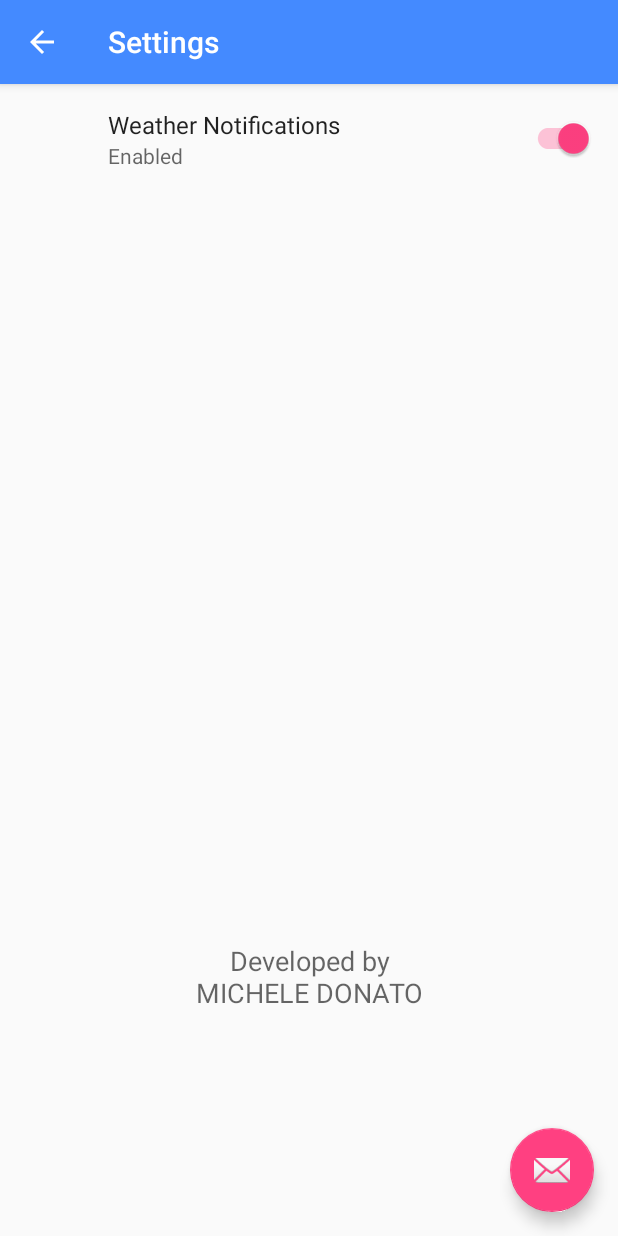
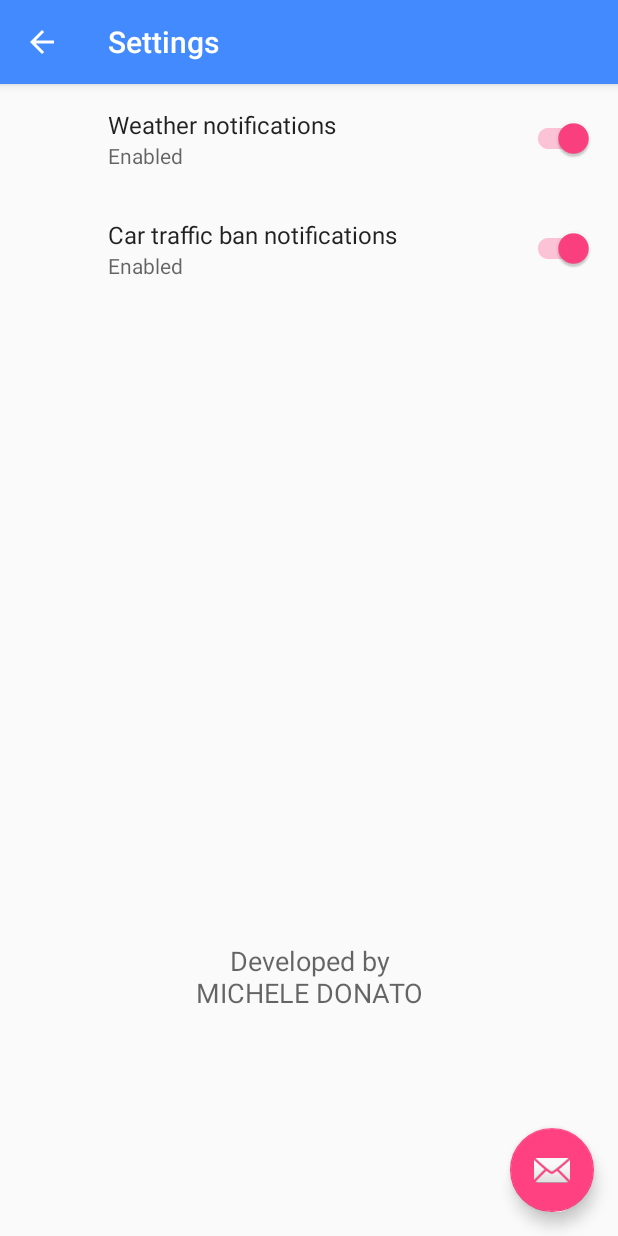
Before and after one commit to micheledonato/AirTO, an Android app: the SettingsFragment screen opened directly, with no data from a screen before it, on a phone screen of 412 x 824 dp. Run offline under Robolectric (Android 15) with nearby library versions, the phone set to English and light mode, and no system bars; our stand-ins replace androidx.preference.

Commit message:
add carban notification

```diff
--- a/app/src/main/res/values/strings.xml
+++ b/app/src/main/res/values/strings.xml
@@ -43,12 +43,15 @@
     <string name="wind">Wind</string>
 
     <!-- Strings related to Notification Enabled preference -->
-    <string name="pref_enable_notifications_key" translatable="false">enable_notifications</string>
-    <string name="pref_enable_notifications_label">Weather Notifications</string>
+    <string name="pref_enable_weather_notifications_key" translatable="false">enable_weather_notifications</string>
+    <string name="pref_enable_weather_notifications_label">Weather notifications</string>
 
     <string name="pref_enable_notifications_true">Enabled</string>
     <string name="pref_enable_notifications_false">Not Enabled</string>
 
     <string name="pref_last_notification_key" translatable="false">last_notification</string>
 
+    <string name="pref_enable_car_ban_notifications_key" translatable="false">enable_car_ban_notifications</string>
+    <string name="pref_enable_car_ban_notifications_label">Car traffic ban notifications</string>
+
 </resources>
--- a/app/src/main/res/xml/pref_general.xml
+++ b/app/src/main/res/xml/pref_general.xml
@@ -3,9 +3,16 @@
 
     <SwitchPreferenceCompat
         android:defaultValue="@bool/show_notifications_by_default"
-        android:key="@string/pref_enable_notifications_key"
+        android:key="@string/pref_enable_weather_notifications_key"
         android:summaryOff="@string/pref_enable_notifications_false"
         android:summaryOn="@string/pref_enable_notifications_true"
-        android:title="@string/pref_enable_notifications_label" />
+        android:title="@string/pref_enable_weather_notifications_label" />
+
+    <SwitchPreferenceCompat
+        android:defaultValue="@bool/show_notifications_by_default"
+        android:key="@string/pref_enable_car_ban_notifications_key"
+        android:summaryOff="@string/pref_enable_notifications_false"
+        android:summaryOn="@string/pref_enable_notifications_true"
+        android:title="@string/pref_enable_car_ban_notifications_label" />
 
 </PreferenceScreen>
```
Also changed, not shown: app/src/main/java/com/devmicheledonato/airto/data/AirToPreferences.java (+34 -2 lines), app/src/main/java/com/devmicheledonato/airto/sync/SyncTask.java (+7 -4 lines), app/src/main/java/com/devmicheledonato/airto/utils/AirToDateUtils.java (+12 -0 lines), app/src/main/java/com/devmicheledonato/airto/utils/AirToNotificationUtils.java (+67 -27 lines), app/src/main/java/com/devmicheledonato/airto/utils/AirToNetworkUtils.java (line endings or trailing spaces), 1 other file.
